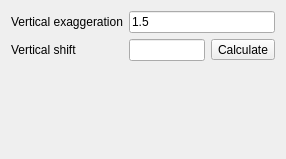
Old version of the form worldproperties.ui in the repository minorua/Qgis2threejs.
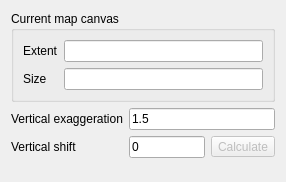
New version of the form.

Commit message: implement world page and vertical shift (fix #6)

Diff of the .ui file:
```diff
--- a/worldproperties.ui
+++ b/worldproperties.ui
@@ -7,15 +7,18 @@
     <x>0</x>
     <y>0</y>
     <width>286</width>
-    <height>159</height>
+    <height>182</height>
    </rect>
   </property>
   <property name="windowTitle">
    <string>Form</string>
   </property>
   <layout class="QGridLayout" name="gridLayout">
-   <item row="0" column="0">
+   <item row="1" column="0">
     <layout class="QFormLayout" name="formLayout">
+     <property name="fieldGrowthPolicy">
+      <enum>QFormLayout::AllNonFixedFieldsGrow</enum>
+     </property>
      <item row="0" column="0">
       <widget class="QLabel" name="label">
        <property name="text">
@@ -58,10 +61,17 @@
      <item row="1" column="1">
       <layout class="QHBoxLayout" name="horizontalLayout">
        <item>
-        <widget class="QLineEdit" name="lineEdit"/>
+        <widget class="QLineEdit" name="lineEdit_zShift">
+         <property name="text">
+          <string>0</string>
+         </property>
+        </widget>
        </item>
        <item>
         <widget class="QToolButton" name="toolButton">
+         <property name="enabled">
+          <bool>false</bool>
+         </property>
          <property name="text">
           <string>Calculate</string>
          </property>
@@ -71,6 +81,72 @@
      </item>
     </layout>
    </item>
+   <item row="4" column="0">
+    <spacer name="verticalSpacer">
+     <property name="orientation">
+      <enum>Qt::Vertical</enum>
+     </property>
+     <property name="sizeHint" stdset="0">
+      <size>
+       <width>20</width>
+       <height>40</height>
+      </size>
+     </property>
+    </spacer>
+   </item>
+   <item row="0" column="0">
+    <widget class="QGroupBox" name="groupBox_2">
+     <property name="title">
+      <string>Current map canvas</string>
+     </property>
+     <layout class="QGridLayout" name="gridLayout_3">
+      <item row="0" column="0">
+       <layout class="QFormLayout" name="formLayout_2">
+        <item row="0" column="0">
+         <widget class="QLabel" name="label_6">
+          <property name="text">
+           <string>Extent</string>
+          </property>
+         </widget>
+        </item>
+        <item row="0" column="1">
+         <widget class="QLineEdit" name="lineEdit_MapCanvasExtent">
+          <property name="enabled">
+           <bool>true</bool>
+          </property>
+          <property name="focusPolicy">
+           <enum>Qt::NoFocus</enum>
+          </property>
+          <property name="readOnly">
+           <bool>true</bool>
+          </property>
+         </widget>
+        </item>
+        <item row="1" column="0">
+         <widget class="QLabel" name="label_7">
+          <property name="text">
+           <string>Size</string>
+          </property>
+         </widget>
+        </item>
+        <item row="1" column="1">
+         <widget class="QLineEdit" name="lineEdit_MapCanvasSize">
+          <property name="enabled">
+           <bool>true</bool>
+          </property>
+          <property name="focusPolicy">
+           <enum>Qt::NoFocus</enum>
+          </property>
+          <property name="readOnly">
+           <bool>true</bool>
+          </property>
+         </widget>
+        </item>
+       </layout>
+      </item>
+     </layout>
+    </widget>
+   </item>
   </layout>
  </widget>
  <resources/>
```
The commit also changes 4 other files.
